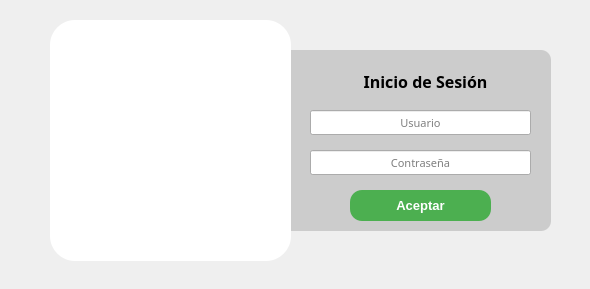
The window that App/Front/ventanasui/inicio_sesion.ui (LAngelVp/ProccessRMPG73) describes before a commit, drawn with Qt 5.
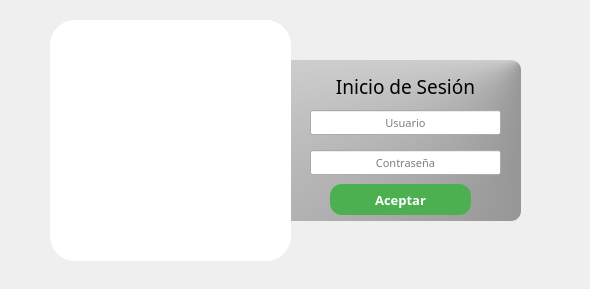
The same window after the commit. Icons and pictures are not drawn.

The edit to the form file:
```diff
--- a/App/Front/ventanasui/inicio_sesion.ui
+++ b/App/Front/ventanasui/inicio_sesion.ui
@@ -56,9 +56,9 @@
       <property name="geometry">
        <rect>
         <x>290</x>
-        <y>50</y>
-        <width>261</width>
-        <height>181</height>
+        <y>60</y>
+        <width>231</width>
+        <height>161</height>
        </rect>
       </property>
       <property name="minimumSize">
@@ -69,25 +69,25 @@
       </property>
       <property name="styleSheet">
        <string notr="true">#w_login{
-	background-color: rgb(204, 204, 204);
+background-color: qconicalgradient(cx:1, cy:0, angle:113.6, stop:0.0397727 rgba(237, 237, 237, 255), stop:0.585227 rgba(117, 117, 117, 255));
 	box-shadow: 5px 5px 50px rgba(0, 0, 0, 20);
 }</string>
       </property>
       <widget class="QLabel" name="label">
        <property name="geometry">
         <rect>
-         <x>50</x>
-         <y>20</y>
+         <x>30</x>
+         <y>15</y>
          <width>171</width>
          <height>23</height>
         </rect>
        </property>
        <property name="font">
         <font>
-         <family>Lucida Sans Typewriter</family>
-         <pointsize>12</pointsize>
-         <weight>75</weight>
-         <bold>true</bold>
+         <family>Albertus Extra Bold</family>
+         <pointsize>14</pointsize>
+         <weight>50</weight>
+         <bold>false</bold>
         </font>
        </property>
        <property name="text">
@@ -101,17 +101,20 @@
        <property name="geometry">
         <rect>
          <x>20</x>
-         <y>60</y>
-         <width>221</width>
+         <y>50</y>
+         <width>191</width>
          <height>25</height>
         </rect>
        </property>
        <property name="font">
         <font>
-         <family>Lucida Sans</family>
+         <family>Albertus Extra Bold</family>
          <pointsize>8</pointsize>
         </font>
        </property>
+       <property name="styleSheet">
+        <string notr="true"/>
+       </property>
        <property name="alignment">
         <set>Qt::AlignCenter</set>
        </property>
@@ -123,14 +126,14 @@
        <property name="geometry">
         <rect>
          <x>20</x>
-         <y>100</y>
-         <width>221</width>
+         <y>90</y>
+         <width>191</width>
          <height>25</height>
         </rect>
        </property>
        <property name="font">
         <font>
-         <family>Lucida Sans</family>
+         <family>Albertus Extra Bold</family>
          <pointsize>8</pointsize>
         </font>
        </property>
@@ -147,8 +150,8 @@
       <widget class="QPushButton" name="btn_aceptar_ingreso">
        <property name="geometry">
         <rect>
-         <x>60</x>
-         <y>140</y>
+         <x>40</x>
+         <y>124</y>
          <width>141</width>
          <height>31</height>
         </rect>
@@ -161,7 +164,7 @@
        </property>
        <property name="font">
         <font>
-         <family>Arial</family>
+         <family>Albertus Medium</family>
          <pointsize>10</pointsize>
          <weight>75</weight>
          <bold>true</bold>
```
Left out of the diff: 3 changed lines with no effect on the pictures.
